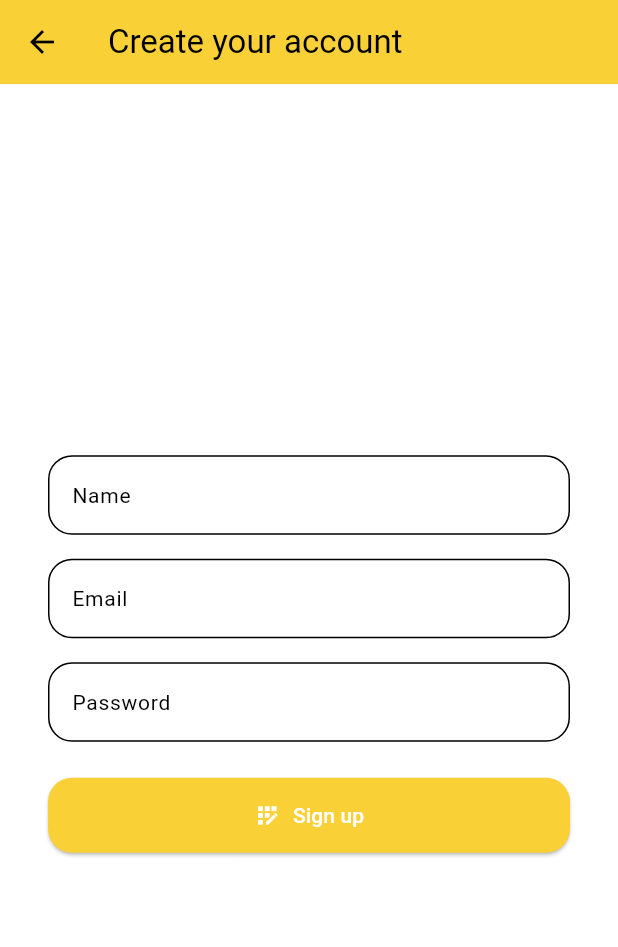
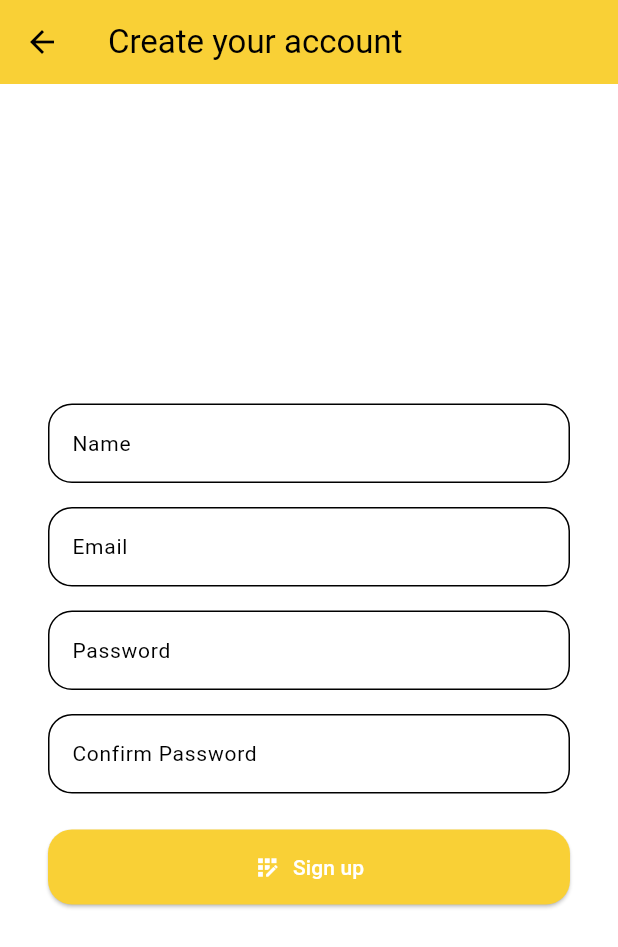
Before and after one commit to chbornman/photojam_app, a Flutter app: the RegisterPage screen opened directly, on a phone screen of 412 x 824 dp. Shown: the top 947 px of the screen. Run offline on Flutter 3.47's test engine with Material 3 defaults, Android fonts, the phone set to English and light mode, and no system bars; our stand-ins replace appwrite, file_picker, flutter_markdown, flutter_svg, hive_flutter, image_picker; accounts and stored records are empty.

```diff
--- a/lib/pages/login_register/register_page.dart
+++ b/lib/pages/login_register/register_page.dart
@@ -16,12 +16,20 @@ class _RegisterPageState extends State<RegisterPage> {
   final nameTextController = TextEditingController();
   final emailTextController = TextEditingController();
   final passwordTextController = TextEditingController();
+  final confirmPasswordTextController = TextEditingController();
   String? selectedRole = 'nonmember';
 
   // Role options for the dropdown
   final List<String> roles = ['nonmember', 'member', 'facilitator', 'admin'];
 
   createAccount() async {
+    if (passwordTextController.text != confirmPasswordTextController.text) {
+      ScaffoldMessenger.of(context).showSnackBar(
+        const SnackBar(content: Text("Passwords do not match!")),
+      );
+      return;
+    }
+
     try {
       final authAPI = context.read<AuthAPI>();
       print("AuthAPI instance acquired.");
@@ -74,8 +82,8 @@ class _RegisterPageState extends State<RegisterPage> {
             actions: [
               ElevatedButton(
                   onPressed: () {
-              Navigator.pop(context);
-            },
+                    Navigator.pop(context);
+                  },
                   child: const Text('Ok'))
             ],
           );
@@ -134,6 +142,19 @@ class _RegisterPageState extends State<RegisterPage> {
                 obscureText: true,
               ),
               const SizedBox(height: 16),
+              TextField(
+                controller: confirmPasswordTextController,
+                decoration: InputDecoration(
+                  labelText: 'Confirm Password',
+                  border: OutlineInputBorder(
+                    borderRadius: BorderRadius.circular(defaultCornerRadius),
+                  ),
+                  filled: true,
+                  fillColor: Colors.white,
+                ),
+                obscureText: true,
+              ),
+              const SizedBox(height: 16),
               StandardButton(
                 label: const Text('Sign up'),
                 icon: const Icon(Icons.app_registration),
@@ -145,7 +166,7 @@ class _RegisterPageState extends State<RegisterPage> {
           ),
         ),
       ),
-        backgroundColor: Theme.of(context).colorScheme.surface,
+      backgroundColor: Theme.of(context).colorScheme.surface,
     );
   }
 }
```
Also changed, not shown: lib/pages/account_page.dart (+24 -5 lines), lib/pages/mainframe.dart (+18 -5 lines), lib/standard_appbar.dart (+8 -5 lines).
